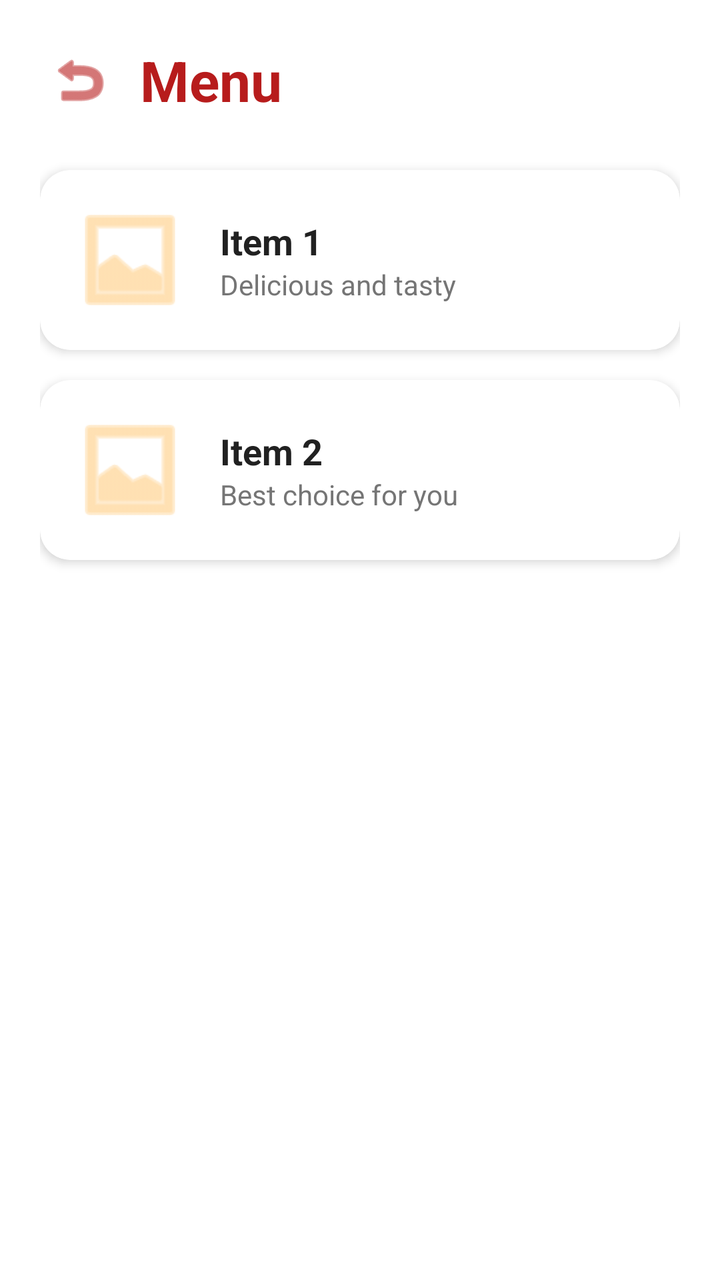
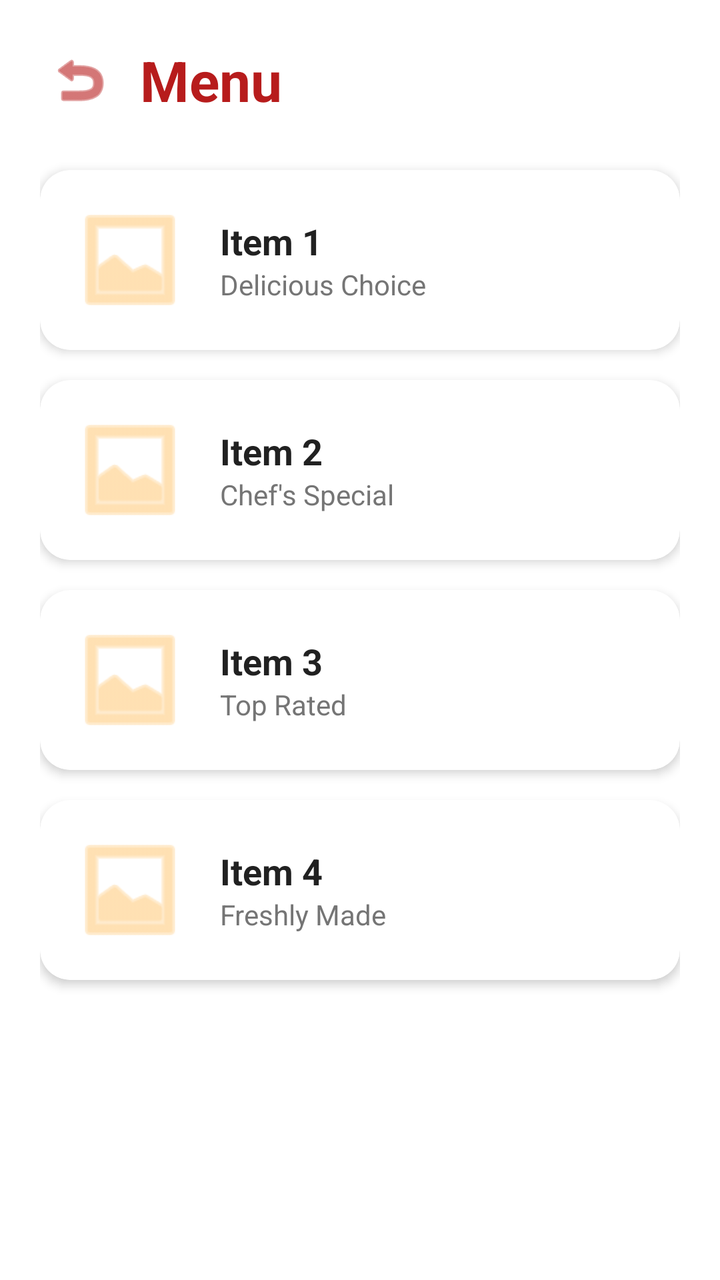

Before-and-after screenshots of an Android layout around one commit, followed by the original layout XML and the change that was made.
<!-- AndroidManifest.xml: application theme Theme.RecipeApp -->
<!-- res/layout/fragment_categories.xml -->
<?xml version="1.0" encoding="utf-8"?>
<LinearLayout xmlns:android="http://schemas.android.com/apk/res/android"
    xmlns:app="http://schemas.android.com/apk/res-auto"
    android:layout_width="match_parent"
    android:layout_height="match_parent"
    android:orientation="vertical"
    android:background="#FFFFFF"
    android:padding="20dp">

    
    <LinearLayout
        android:layout_width="match_parent"
        android:layout_height="wrap_content"
        android:orientation="horizontal"
        android:gravity="center_vertical"
        android:layout_marginBottom="25dp">

        <ImageButton
            android:id="@+id/btnBackCat"
            android:layout_width="40dp"
            android:layout_height="40dp"
            android:src="@android:drawable/ic_menu_revert"
            android:background="@android:color/transparent"
            android:tint="#B71C1C"
            android:layout_marginEnd="10dp"/>

        
        <TextView
            android:id="@+id/tvCategoryTitle"
            android:layout_width="wrap_content"
            android:layout_height="wrap_content"
            android:text="Menu"
            android:textSize="28sp"
            android:textColor="#B71C1C"
            android:textStyle="bold"/>
    </LinearLayout>

    
    <androidx.cardview.widget.CardView
        android:layout_width="match_parent"
        android:layout_height="wrap_content"
        app:cardCornerRadius="15dp"
        app:cardElevation="3dp"
        android:layout_marginBottom="15dp">
        <LinearLayout
            android:layout_width="match_parent"
            android:layout_height="wrap_content"
            android:orientation="horizontal"
            android:padding="15dp"
            android:gravity="center_vertical">

            
            <ImageView
                android:layout_width="60dp"
                android:layout_height="60dp"
                android:src="@android:drawable/ic_menu_gallery"
                app:tint="#FFCC80"/>

            <LinearLayout
                android:layout_width="match_parent"
                android:layout_height="wrap_content"
                android:orientation="vertical"
                android:layout_marginStart="15dp">
                
                <TextView
                    android:id="@+id/tvItem1Name"
                    android:layout_width="wrap_content"
                    android:layout_height="wrap_content"
                    android:text="Item 1"
                    android:textSize="18sp"
                    android:textStyle="bold"
                    android:textColor="#212121"/>
                <TextView
                    android:layout_width="wrap_content"
                    android:layout_height="wrap_content"
                    android:text="Delicious and tasty"
                    android:textColor="#757575"/>
            </LinearLayout>
        </LinearLayout>
    </androidx.cardview.widget.CardView>

    
    <androidx.cardview.widget.CardView
        android:layout_width="match_parent"
        android:layout_height="wrap_content"
        app:cardCornerRadius="15dp"
        app:cardElevation="3dp"
        android:layout_marginBottom="15dp">
        <LinearLayout
            android:layout_width="match_parent"
            android:layout_height="wrap_content"
            android:orientation="horizontal"
            android:padding="15dp"
            android:gravity="center_vertical">

            <ImageView
                android:layout_width="60dp"
                android:layout_height="60dp"
                android:src="@android:drawable/ic_menu_gallery"
                app:tint="#FFCC80"/>

            <LinearLayout
                android:layout_width="match_parent"
                android:layout_height="wrap_content"
                android:orientation="vertical"
                android:layout_marginStart="15dp">
                
                <TextView
                    android:id="@+id/tvItem2Name"
                    android:layout_width="wrap_content"
                    android:layout_height="wrap_content"
                    android:text="Item 2"
                    android:textSize="18sp"
                    android:textStyle="bold"
                    android:textColor="#212121"/>
                <TextView
                    android:layout_width="wrap_content"
                    android:layout_height="wrap_content"
                    android:text="Best choice for you"
                    android:textColor="#757575"/>
            </LinearLayout>
        </LinearLayout>
    </androidx.cardview.widget.CardView>

</LinearLayout>
<!-- resources referenced by this layout -->
<resources>
  <style name="Theme.RecipeApp" parent="Base.Theme.RecipeApp" />
  <style name="Base.Theme.RecipeApp" parent="Theme.Material3.DayNight.NoActionBar">
          
          
      </style>
</resources>

<!-- the commit's change to res/layout/fragment_categories.xml (unified diff, before → after) -->
@@ -1,125 +1,198 @@
 <?xml version="1.0" encoding="utf-8"?>
-<LinearLayout xmlns:android="http://schemas.android.com/apk/res/android"
+
+<ScrollView xmlns:android="http://schemas.android.com/apk/res/android"
     xmlns:app="http://schemas.android.com/apk/res-auto"
     android:layout_width="match_parent"
     android:layout_height="match_parent"
-    android:orientation="vertical"
-    android:background="#FFFFFF"
-    android:padding="20dp">
+    android:background="#FFFFFF">
 
-    
     <LinearLayout
         android:layout_width="match_parent"
         android:layout_height="wrap_content"
-        android:orientation="horizontal"
-        android:gravity="center_vertical"
-        android:layout_marginBottom="25dp">
+        android:orientation="vertical"
+        android:padding="20dp">
 
-        <ImageButton
-            android:id="@+id/btnBackCat"
-            android:layout_width="40dp"
-            android:layout_height="40dp"
-            android:src="@android:drawable/ic_menu_revert"
-            android:background="@android:color/transparent"
-            android:tint="#B71C1C"
-            android:layout_marginEnd="10dp"/>
-
-        
-        <TextView
-            android:id="@+id/tvCategoryTitle"
-            android:layout_width="wrap_content"
-            android:layout_height="wrap_content"
-            android:text="Menu"
-            android:textSize="28sp"
-            android:textColor="#B71C1C"
-            android:textStyle="bold"/>
-    </LinearLayout>
-
-    
-    <androidx.cardview.widget.CardView
-        android:layout_width="match_parent"
-        android:layout_height="wrap_content"
-        app:cardCornerRadius="15dp"
-        app:cardElevation="3dp"
-        android:layout_marginBottom="15dp">
         <LinearLayout
             android:layout_width="match_parent"
             android:layout_height="wrap_content"
             android:orientation="horizontal"
-            android:padding="15dp"
-            android:gravity="center_vertical">
+            android:gravity="center_vertical"
+            android:layout_marginBottom="25dp">
 
-            
-            <ImageView
-                android:layout_width="60dp"
-                android:layout_height="60dp"
-                android:src="@android:drawable/ic_menu_gallery"
-                app:tint="#FFCC80"/>
+            <ImageButton
+                android:id="@+id/btnBackCat"
+                android:layout_width="40dp"
+                android:layout_height="40dp"
+                android:src="@android:drawable/ic_menu_revert"
+                android:background="@android:color/transparent"
+                app:tint="#B71C1C"
+                android:layout_marginEnd="10dp"/>
 
+            <TextView
+                android:id="@+id/tvCategoryTitle"
+                android:layout_width="wrap_content"
+                android:layout_height="wrap_content"
+                android:text="Menu"
+                android:textSize="28sp"
+                android:textColor="#B71C1C"
+                android:textStyle="bold"/>
+        </LinearLayout>
+
+        <androidx.cardview.widget.CardView
+            android:layout_width="match_parent"
+            android:layout_height="wrap_content"
+            app:cardCornerRadius="15dp"
+            app:cardElevation="3dp"
+            android:layout_marginBottom="15dp">
             <LinearLayout
                 android:layout_width="match_parent"
                 android:layout_height="wrap_content"
-                android:orientation="vertical"
-                android:layout_marginStart="15dp">
-                
-                <TextView
-                    android:id="@+id/tvItem1Name"
-                    android:layout_width="wrap_content"
+                android:orientation="horizontal"
+                android:padding="15dp"
+                android:gravity="center_vertical">
+                <ImageView
+                    android:layout_width="60dp"
+                    android:layout_height="60dp"
+                    android:src="@android:drawable/ic_menu_gallery"
+                    app:tint="#FFCC80"/>
+                <LinearLayout
+                    android:layout_width="match_parent"
                     android:layout_height="wrap_content"
-                    android:text="Item 1"
-                    android:textSize="18sp"
-                    android:textStyle="bold"
-                    android:textColor="#212121"/>
-                <TextView
-                    android:layout_width="wrap_content"
-                    android:layout_height="wrap_content"
-                    android:text="Delicious and tasty"
-                    android:textColor="#757575"/>
+                    android:orientation="vertical"
+                    android:layout_marginStart="15dp">
+                    <TextView
+                        android:id="@+id/tvItem1Name"
+                        android:layout_width="wrap_content"
+                        android:layout_height="wrap_content"
+                        android:text="Item 1"
+                        android:textSize="18sp"
+                        android:textStyle="bold"
+                        android:textColor="#212121"/>
+                    <TextView
+                        android:layout_width="wrap_content"
+                        android:layout_height="wrap_content"
+                        android:text="Delicious Choice"
+                        android:textColor="#757575"/>
+                </LinearLayout>
             </LinearLayout>
-        </LinearLayout>
-    </androidx.cardview.widget.CardView>
+        </androidx.cardview.widget.CardView>
 
-    
-    <androidx.cardview.widget.CardView
-        android:layout_width="match_parent"
-        android:layout_height="wrap_content"
-        app:cardCornerRadius="15dp"
-        app:cardElevation="3dp"
-        android:layout_marginBottom="15dp">
-        <LinearLayout
+        <androidx.cardview.widget.CardView
             android:layout_width="match_parent"
             android:layout_height="wrap_content"
-            android:orientation="horizontal"
-            android:padding="15dp"
-            android:gravity="center_vertical">
-
-            <ImageView
-                android:layout_width="60dp"
-                android:layout_height="60dp"
-                android:src="@android:drawable/ic_menu_gallery"
-                app:tint="#FFCC80"/>
-
+            app:cardCornerRadius="15dp"
+            app:cardElevation="3dp"
+            android:layout_marginBottom="15dp">
             <LinearLayout
                 android:layout_width="match_parent"
                 android:layout_height="wrap_content"
-                android:orientation="vertical"
-                android:layout_marginStart="15dp">
-                
-                <TextView
-                    android:id="@+id/tvItem2Name"
-                    android:layout_width="wrap_content"
+                android:orientation="horizontal"
+                android:padding="15dp"
+                android:gravity="center_vertical">
+                <ImageView
+                    android:layout_width="60dp"
+                    android:layout_height="60dp"
+                    android:src="@android:drawable/ic_menu_gallery"
+                    app:tint="#FFCC80"/>
+                <LinearLayout
+                    android:layout_width="match_parent"
                     android:layout_height="wrap_content"
-                    android:text="Item 2"
-                    android:textSize="18sp"
-                    android:textStyle="bold"
-                    android:textColor="#212121"/>
-                <TextView
-                    android:layout_width="wrap_content"
+                    android:orientation="vertical"
+                    android:layout_marginStart="15dp">
+                    <TextView
+                        android:id="@+id/tvItem2Name"
+                        android:layout_width="wrap_content"
+                        android:layout_height="wrap_content"
+                        android:text="Item 2"
+                        android:textSize="18sp"
+                        android:textStyle="bold"
+                        android:textColor="#212121"/>
+                    <TextView
+                        android:layout_width="wrap_content"
+                        android:layout_height="wrap_content"
+                        android:text="Chef's Special"
+                        android:textColor="#757575"/>
+                </LinearLayout>
+            </LinearLayout>
+        </androidx.cardview.widget.CardView>
+
+        <androidx.cardview.widget.CardView
+            android:layout_width="match_parent"
+            android:layout_height="wrap_content"
+            app:cardCornerRadius="15dp"
+            app:cardElevation="3dp"
+            android:layout_marginBottom="15dp">
+            <LinearLayout
+                android:layout_width="match_parent"
+                android:layout_height="wrap_content"
+                android:orientation="horizontal"
+                android:padding="15dp"
+                android:gravity="center_vertical">
+                <ImageView
+                    android:layout_width="60dp"
+                    android:layout_height="60dp"
+                    android:src="@android:drawable/ic_menu_gallery"
+                    app:tint="#FFCC80"/>
+                <LinearLayout
+                    android:layout_width="match_parent"
                     android:layout_height="wrap_content"
-                    android:text="Best choice for you"
-                    android:textColor="#757575"/>
+                    android:orientation="vertical"
+                    android:layout_marginStart="15dp">
+                    <TextView
+                        android:id="@+id/tvItem3Name"
+                        android:layout_width="wrap_content"
+                        android:layout_height="wrap_content"
+                        android:text="Item 3"
+                        android:textSize="18sp"
+                        android:textStyle="bold"
+                        android:textColor="#212121"/>
+                    <TextView
+                        android:layout_width="wrap_content"
+                        android:layout_height="wrap_content"
+                        android:text="Top Rated"
+                        android:textColor="#757575"/>
+                </LinearLayout>
             </LinearLayout>
-        </LinearLayout>
-    </androidx.cardview.widget.CardView>
+        </androidx.cardview.widget.CardView>
 
-</LinearLayout>
+        <androidx.cardview.widget.CardView
+            android:layout_width="match_parent"
+            android:layout_height="wrap_content"
+            app:cardCornerRadius="15dp"
+            app:cardElevation="3dp"
+            android:layout_marginBottom="15dp">
+            <LinearLayout
+                android:layout_width="match_parent"
+                android:layout_height="wrap_content"
+                android:orientation="horizontal"
+                android:padding="15dp"
+                android:gravity="center_vertical">
+                <ImageView
+                    android:layout_width="60dp"
+                    android:layout_height="60dp"
+                    android:src="@android:drawable/ic_menu_gallery"
+                    app:tint="#FFCC80"/>
+                <LinearLayout
+                    android:layout_width="match_parent"
+                    android:layout_height="wrap_content"
+                    android:orientation="vertical"
+                    android:layout_marginStart="15dp">
+                    <TextView
+                        android:id="@+id/tvItem4Name"
+                        android:layout_width="wrap_content"
+                        android:layout_height="wrap_content"
+                        android:text="Item 4"
+                        android:textSize="18sp"
+                        android:textStyle="bold"
+                        android:textColor="#212121"/>
+                    <TextView
+                        android:layout_width="wrap_content"
+                        android:layout_height="wrap_content"
+                        android:text="Freshly Made"
+                        android:textColor="#757575"/>
+                </LinearLayout>
+            </LinearLayout>
+        </androidx.cardview.widget.CardView>
+
+    </LinearLayout>
+</ScrollView>
